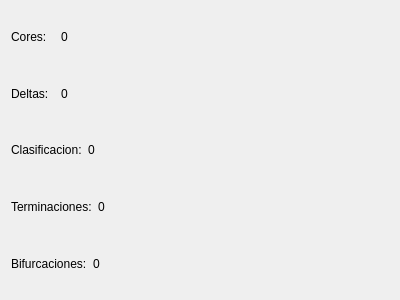
First picture: the form in Proyecto-Final/outputwindow.ui, repository nlandau91/Proyecto-Final, before the edit.
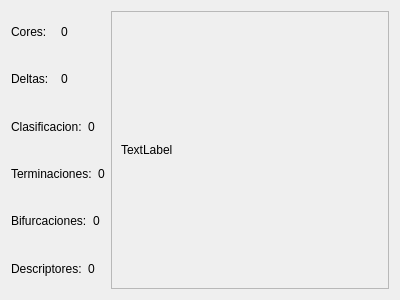
Second picture: the form after the edit.

Commit message: ventana demo bastante bien

Diff of the .ui file:
```diff
--- a/Proyecto-Final/outputwindow.ui
+++ b/Proyecto-Final/outputwindow.ui
@@ -16,7 +16,7 @@
   <layout class="QGridLayout" name="gridLayout_2">
    <item row="0" column="0">
     <layout class="QGridLayout" name="gridLayout">
-     <item row="0" column="0">
+     <item row="0" column="1">
       <layout class="QHBoxLayout" name="horizontalLayout">
        <item>
         <layout class="QVBoxLayout" name="verticalLayout">
@@ -31,6 +31,12 @@
            </item>
            <item>
             <widget class="QLabel" name="lbl_cores">
+             <property name="sizePolicy">
+              <sizepolicy hsizetype="Minimum" vsizetype="Preferred">
+               <horstretch>0</horstretch>
+               <verstretch>0</verstretch>
+              </sizepolicy>
+             </property>
              <property name="text">
               <string>0</string>
              </property>
@@ -49,6 +55,12 @@
            </item>
            <item>
             <widget class="QLabel" name="lbl_deltas">
+             <property name="sizePolicy">
+              <sizepolicy hsizetype="Minimum" vsizetype="Preferred">
+               <horstretch>0</horstretch>
+               <verstretch>0</verstretch>
+              </sizepolicy>
+             </property>
              <property name="text">
               <string>0</string>
              </property>
@@ -67,6 +79,12 @@
            </item>
            <item>
             <widget class="QLabel" name="lbl_clas">
+             <property name="sizePolicy">
+              <sizepolicy hsizetype="Minimum" vsizetype="Preferred">
+               <horstretch>0</horstretch>
+               <verstretch>0</verstretch>
+              </sizepolicy>
+             </property>
              <property name="text">
               <string>0</string>
              </property>
@@ -85,6 +103,12 @@
            </item>
            <item>
             <widget class="QLabel" name="lbl_term">
+             <property name="sizePolicy">
+              <sizepolicy hsizetype="Minimum" vsizetype="Preferred">
+               <horstretch>0</horstretch>
+               <verstretch>0</verstretch>
+              </sizepolicy>
+             </property>
              <property name="text">
               <string>0</string>
              </property>
@@ -103,6 +127,36 @@
            </item>
            <item>
             <widget class="QLabel" name="lbl_bif">
+             <property name="sizePolicy">
+              <sizepolicy hsizetype="Minimum" vsizetype="Preferred">
+               <horstretch>0</horstretch>
+               <verstretch>0</verstretch>
+              </sizepolicy>
+             </property>
+             <property name="text">
+              <string>0</string>
+             </property>
+            </widget>
+           </item>
+          </layout>
+         </item>
+         <item>
+          <layout class="QHBoxLayout" name="horizontalLayout_7">
+           <item>
+            <widget class="QLabel" name="label_3">
+             <property name="text">
+              <string>Descriptores:</string>
+             </property>
+            </widget>
+           </item>
+           <item>
+            <widget class="QLabel" name="lbl_des">
+             <property name="sizePolicy">
+              <sizepolicy hsizetype="Minimum" vsizetype="Preferred">
+               <horstretch>0</horstretch>
+               <verstretch>0</verstretch>
+              </sizepolicy>
+             </property>
              <property name="text">
               <string>0</string>
              </property>
@@ -112,23 +166,35 @@
          </item>
         </layout>
        </item>
+       <item>
+        <widget class="QFrame" name="frame">
+         <property name="sizePolicy">
+          <sizepolicy hsizetype="Expanding" vsizetype="Expanding">
+           <horstretch>0</horstretch>
+           <verstretch>0</verstretch>
+          </sizepolicy>
+         </property>
+         <property name="frameShape">
+          <enum>QFrame::StyledPanel</enum>
+         </property>
+         <property name="frameShadow">
+          <enum>QFrame::Raised</enum>
+         </property>
+         <layout class="QGridLayout" name="gridLayout_3">
+          <item row="0" column="0">
+           <widget class="QLabel" name="lbl_output">
+            <property name="text">
+             <string>TextLabel</string>
+            </property>
+           </widget>
+          </item>
+         </layout>
+        </widget>
+       </item>
       </layout>
      </item>
     </layout>
    </item>
-   <item row="0" column="1">
-    <spacer name="horizontalSpacer">
-     <property name="orientation">
-      <enum>Qt::Horizontal</enum>
-     </property>
-     <property name="sizeHint" stdset="0">
-      <size>
-       <width>40</width>
-       <height>20</height>
-      </size>
-     </property>
-    </spacer>
-   </item>
   </layout>
  </widget>
  <resources/>
```
The commit also changes 5 other files.
